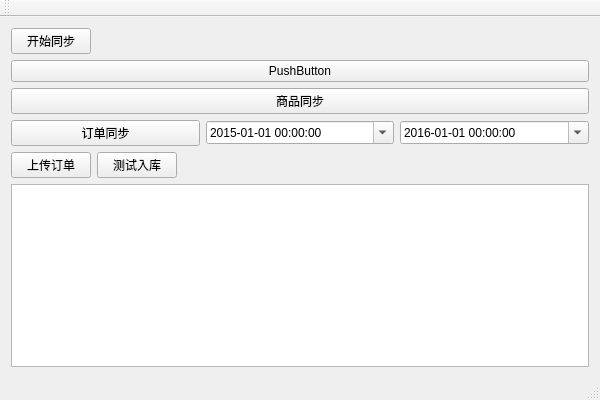
First picture: the form in ritao-kjt/mainwindow.ui, repository seahouse/ritao-kjt, before the edit.
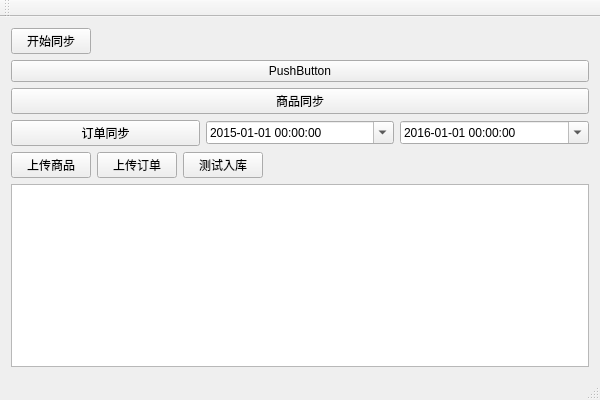
Second picture: the form after the edit.

Patch:
```diff
--- a/ritao-kjt/mainwindow.ui
+++ b/ritao-kjt/mainwindow.ui
@@ -106,6 +106,13 @@
     </item>
     <item>
      <layout class="QHBoxLayout" name="horizontalLayout_3">
+      <item>
+       <widget class="QPushButton" name="pushButton_6">
+        <property name="text">
+         <string>上传商品</string>
+        </property>
+       </widget>
+      </item>
       <item>
        <widget class="QPushButton" name="pushButton_4">
         <property name="text">
```
